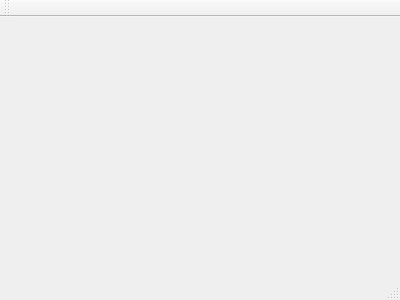
Qt form mainwindow.ui (onthestorm/simple-p2p-chat) before a commit.
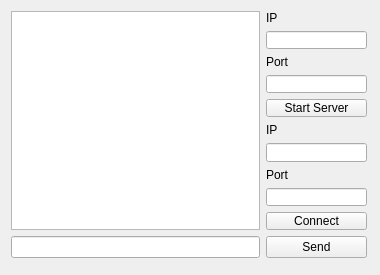
The same form after that commit.

```diff
--- a/mainwindow.ui
+++ b/mainwindow.ui
@@ -1,24 +1,124 @@
 <ui version="4.0">
  <class>MainWindow</class>
- <widget class="QMainWindow" name="MainWindow" >
-  <property name="geometry" >
+ <widget class="QMainWindow" name="MainWindow">
+  <property name="geometry">
    <rect>
     <x>0</x>
     <y>0</y>
-    <width>400</width>
-    <height>300</height>
+    <width>380</width>
+    <height>275</height>
    </rect>
   </property>
-  <property name="windowTitle" >
+  <property name="minimumSize">
+   <size>
+    <width>380</width>
+    <height>275</height>
+   </size>
+  </property>
+  <property name="maximumSize">
+   <size>
+    <width>380</width>
+    <height>275</height>
+   </size>
+  </property>
+  <property name="windowTitle">
    <string>MainWindow</string>
   </property>
-  <widget class="QMenuBar" name="menuBar" />
-  <widget class="QToolBar" name="mainToolBar" />
-  <widget class="QWidget" name="centralWidget" />
-  <widget class="QStatusBar" name="statusBar" />
+  <widget class="QWidget" name="centralWidget">
+   <widget class="QWidget" name="layoutWidget">
+    <property name="geometry">
+     <rect>
+      <x>0</x>
+      <y>0</y>
+      <width>378</width>
+      <height>269</height>
+     </rect>
+    </property>
+    <layout class="QHBoxLayout" name="horizontalLayout">
+     <item>
+      <layout class="QVBoxLayout" name="verticalLayout_2">
+       <item>
+        <widget class="QTextEdit" name="chatBox"/>
+       </item>
+       <item>
+        <widget class="QLineEdit" name="chatLine"/>
+       </item>
+      </layout>
+     </item>
+     <item>
+      <layout class="QVBoxLayout" name="verticalLayout_3">
+       <item>
+        <layout class="QVBoxLayout" name="verticalLayout">
+         <item>
+          <widget class="QLabel" name="label">
+           <property name="text">
+            <string>IP</string>
+           </property>
+          </widget>
+         </item>
+         <item>
+          <widget class="QLineEdit" name="serverIP"/>
+         </item>
+         <item>
+          <widget class="QLabel" name="label_2">
+           <property name="text">
+            <string>Port</string>
+           </property>
+          </widget>
+         </item>
+         <item>
+          <widget class="QLineEdit" name="serverPort"/>
+         </item>
+         <item>
+          <widget class="QPushButton" name="serverButton">
+           <property name="text">
+            <string>Start Server</string>
+           </property>
+          </widget>
+         </item>
+         <item>
+          <widget class="QLabel" name="label_3">
+           <property name="text">
+            <string>IP</string>
+           </property>
+          </widget>
+         </item>
+         <item>
+          <widget class="QLineEdit" name="conncectIP"/>
+         </item>
+         <item>
+          <widget class="QLabel" name="label_4">
+           <property name="text">
+            <string>Port</string>
+           </property>
+          </widget>
+         </item>
+         <item>
+          <widget class="QLineEdit" name="connectPort"/>
+         </item>
+         <item>
+          <widget class="QPushButton" name="connectButton">
+           <property name="text">
+            <string>Connect</string>
+           </property>
+          </widget>
+         </item>
+        </layout>
+       </item>
+       <item>
+        <widget class="QPushButton" name="sendButton">
+         <property name="text">
+          <string>Send</string>
+         </property>
+        </widget>
+       </item>
+      </layout>
+     </item>
+    </layout>
+   </widget>
+  </widget>
  </widget>
- <layoutDefault spacing="6" margin="11" />
- <pixmapfunction></pixmapfunction>
+ <layoutdefault spacing="6" margin="11"/>
  <resources/>
  <connections/>
 </ui>
```
Left out of the diff: 20 changed lines with no effect on the pictures.
